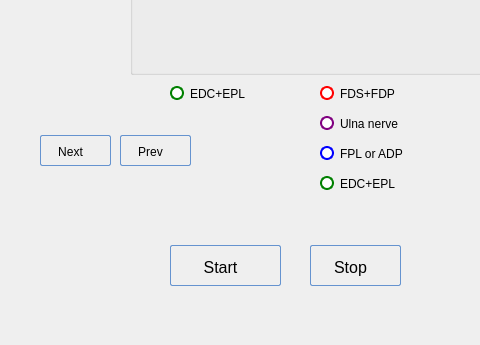
Before: the Qt Designer form POML060_v1/programkeygripv2.ui in viniltc/POML060, drawn with Qt 5; both pictures show x 0 to 480 and y 255 to 600 of the 714 by 600 pixel window.
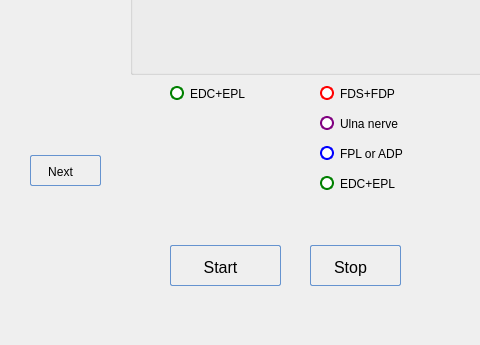
After: the same form once the commit is applied. Icons and pictures are not drawn.

The edit to the form file:
```diff
--- a/POML060_v1/programkeygripv2.ui
+++ b/POML060_v1/programkeygripv2.ui
@@ -682,8 +682,8 @@
    <widget class="QPushButton" name="btn_nextPhase">
     <property name="geometry">
      <rect>
-      <x>40</x>
-      <y>390</y>
+      <x>30</x>
+      <y>410</y>
       <width>71</width>
       <height>31</height>
      </rect>
@@ -734,61 +734,6 @@
      <string>Next</string>
     </property>
    </widget>
-   <widget class="QPushButton" name="btn_prevPhase">
-    <property name="geometry">
-     <rect>
-      <x>120</x>
-      <y>390</y>
-      <width>71</width>
-      <height>31</height>
-     </rect>
-    </property>
-    <property name="styleSheet">
-     <string notr="true">QPushButton:hover{
-        background: qlineargradient(x1 : 0, y1 : 0, x2 : 0, y2 :   1, stop :   0.0 #ffd9aa,
-                stop :   0.5 #ffbb6e, stop :   0.55 #feae42, stop :   1.0 #fedb74);
-}
-
-QPushButton {
-        border: 1px solid #6593cf;
-        border-radius: 2px;
-        padding: 5px 15px 2px 5px;
-        background: qlineargradient(x1 : 0, y1 : 0, x2 : 0, y2 :   1, stop :   0.0 #f5f9ff,
-                stop :   0.5 #c7dfff, stop :   0.55 #afd2ff, stop :   1.0 #c0dbff);
-        color: #0000;
-        font:  large &quot;Arial&quot;;
-		font-size: 12px;
-        height: 30px;
-}
-
-
-
-
-QPushButton:pressed {
-        background: qlineargradient(x1 : 0, y1 : 0, x2 : 0, y2 :   1, stop :   0.0 #c0dbff,
-        stop :   0.5 #cfd26f, stop :   0.55 #c7df6f, stop :   1.0 #f5f9ff);
-        padding-top: 2px;
-        padding-left: 3px;
-
-}
-QPushButton:on {
-        background: qlineargradient(x1 : 0, y1 : 0, x2 : 0, y2 :   1, stop :   0.0 #5AA72D,
-        stop :   0.5 #B3E296, stop :   0.55 #B3E296, stop :   1.0 #f5f9ff);
-        padding-top: 2px;
-        padding-left: 3px;
-}
-
-QPushButton:disabled {
-        background: transparent #e5e9ee;
-        padding-top: 2px;        
-        padding-left: 3px;
-        color: black;
-}</string>
-    </property>
-    <property name="text">
-     <string>Prev</string>
-    </property>
-   </widget>
    <widget class="QLabel" name="label_pwvalue">
     <property name="geometry">
      <rect>
```
